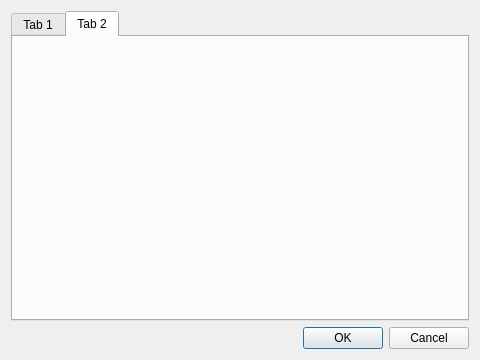
The window that preferences.ui (tribeiro/soarlog) describes before a commit, drawn with Qt 5.
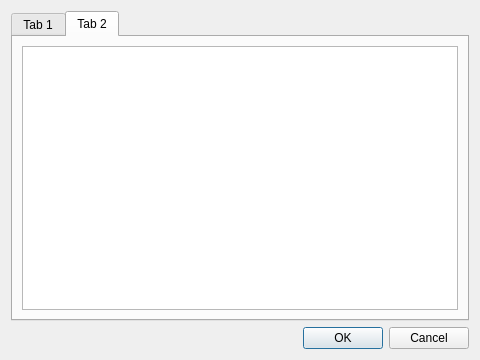
The same window after the commit. The open tabs and pages were chosen to show the change.

Commit message: First version with functional "preference" menu. This one is able to hide and show columns by selecting each entry in a table and hitting a key. All in the preferences menu. I am going to disable the options to do that by the menus in the menu tab and this is a drastic change in the initGUI function, so I am committing this version before doing this. The next version will probably be the same as this one, but without the menu options to change table order and show/hide columns.

Patch:
```diff
--- a/preferences.ui
+++ b/preferences.ui
@@ -54,6 +54,15 @@
       <attribute name="title">
        <string>Tab 2</string>
       </attribute>
+      <layout class="QHBoxLayout" name="horizontalLayout">
+       <item>
+        <layout class="QVBoxLayout" name="verticalLayout_2">
+         <item>
+          <widget class="QListView" name="listSort"/>
+         </item>
+        </layout>
+       </item>
+      </layout>
      </widget>
     </widget>
    </item>
```
Left out of the diff: 2 changed lines with no effect on the pictures. The commit also changes 1 other file.
